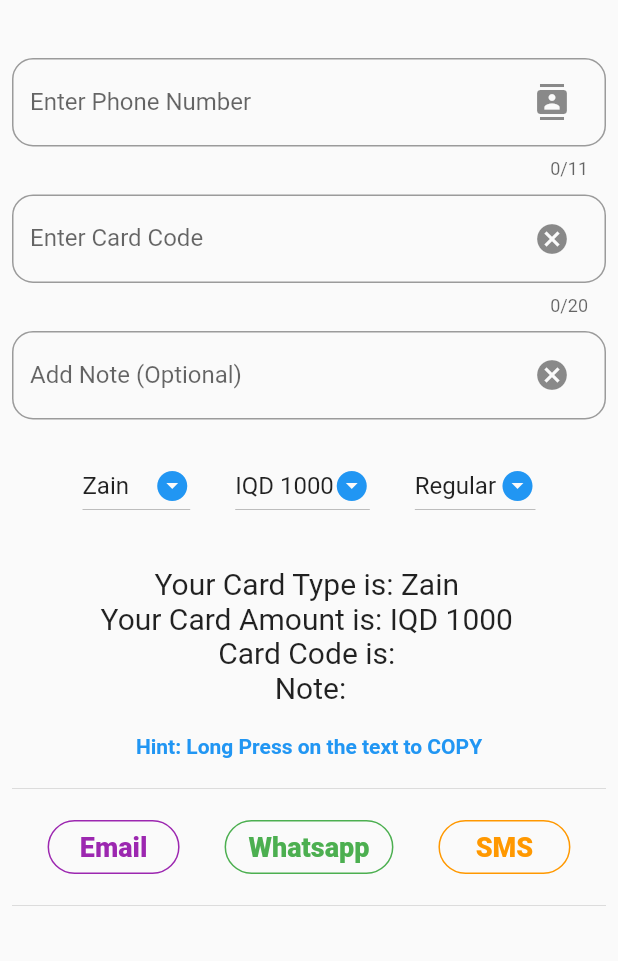
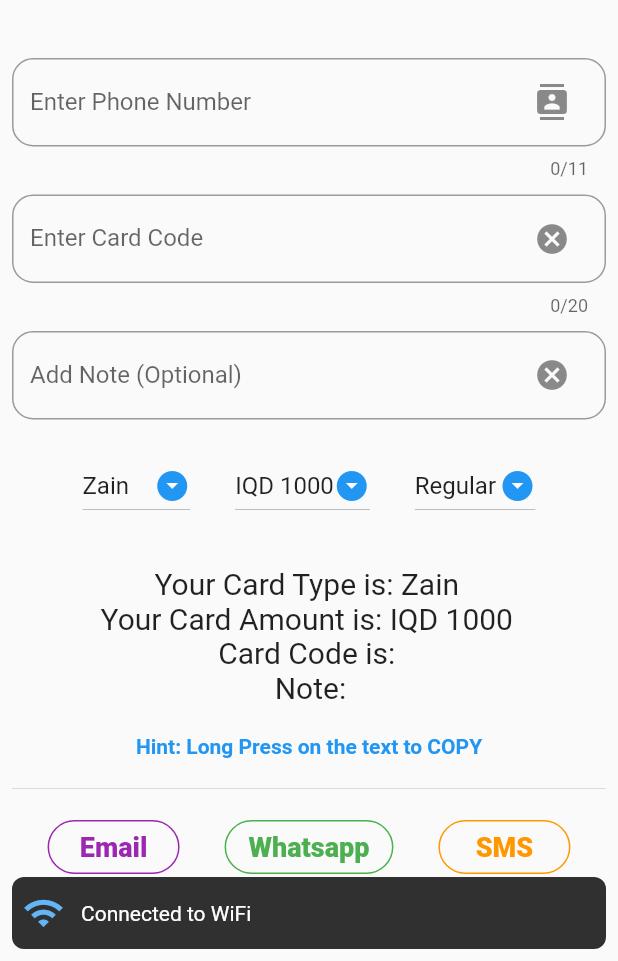
Before and after one commit to ahmedqais6/giftcard_sender, a Flutter app: the screen it shows after launch, on a phone screen of 412 x 824 dp, the part 275-1236 px from its top. Run offline on Flutter 3.47's test engine with Material 2 defaults, Android fonts, the phone set to English and light mode, and no system bars; our stand-ins replace connectivity, flushbar, splashscreen; missing offline and left inert: contact_picker, flutter_launch.

Commit message:
added flushbar, splashscreen & network checker

```diff
--- a/lib/home.dart
+++ b/lib/home.dart
@@ -3,8 +3,9 @@
 import 'package:url_launcher/url_launcher.dart';
 import 'package:flutter_launch/flutter_launch.dart';
 import 'package:contact_picker/contact_picker.dart';
-import 'package:intl/intl.dart'; // for date format
+import 'package:intl/intl.dart';
 import 'package:connectivity/connectivity.dart';
+import 'package:flushbar/flushbar.dart';
 
 class Home extends StatefulWidget {
   @override
@@ -30,6 +31,7 @@
 
   @override
   initState() {
+    checkConnectivity();
     _tabController = TabController(length: 2, vsync: this);
     super.initState();
   }
@@ -77,11 +79,41 @@
   checkConnectivity() async {
     var connectivityResult = await (Connectivity().checkConnectivity());
     if (connectivityResult == ConnectivityResult.none) {
-      Text("You Don't have a network Connection");
+      Flushbar(
+        margin: EdgeInsets.all(8),
+        borderRadius: 8,
+        message: "No Network Connection",
+        icon: Icon(
+          Icons.signal_wifi_off,
+          size: 28.0,
+          color: Colors.blue[300],
+        ),
+        duration: Duration(seconds: 10),
+      )..show(context);
     } else if (connectivityResult == ConnectivityResult.mobile) {
-      Text("You have 3G Connection");
+      Flushbar(
+        margin: EdgeInsets.all(8),
+        borderRadius: 8,
+        message: "Connected to Mobile Data",
+        icon: Icon(
+          Icons.wifi_tethering,
+          size: 28.0,
+          color: Colors.blue[300],
+        ),
+        duration: Duration(seconds: 5),
+      )..show(context);
     } else if (connectivityResult == ConnectivityResult.wifi) {
-      Text("You have WifI Connection");
+      Flushbar(
+        margin: EdgeInsets.all(8),
+        borderRadius: 8,
+        message: "Connected to WiFi",
+        icon: Icon(
+          Icons.wifi,
+          size: 28.0,
+          color: Colors.blue[300],
+        ),
+        duration: Duration(seconds: 5),
+      )..show(context);
     }
   }
 
@@ -234,7 +266,6 @@
                           suffixIcon: Padding(
                             padding:
                                 const EdgeInsetsDirectional.only(end: 12.0),
-
                             child: IconButton(
                               icon: Icon(Icons.contacts),
                               onPressed: () {
@@ -269,7 +300,6 @@
                           suffixIcon: Padding(
                             padding:
                                 const EdgeInsetsDirectional.only(end: 12.0),
-
                             child: IconButton(
                               icon: Icon(Icons.cancel),
                               onPressed: () {
--- a/pubspec.yaml
+++ b/pubspec.yaml
@@ -25,6 +25,9 @@
   contact_picker: ^0.0.2
   flutter_html_view: ^0.5.12
   connectivity: ^0.4.4
+  shared_preferences: ^0.5.3+4
+  flushbar: ^1.9.0
+  splashscreen: ^1.2.0
   flutter_localizations:
     sdk: flutter
 
@@ -55,7 +58,7 @@
   assets:
    - lang/en.json
    - lang/ar.json
-  #  - images/a_dot_ham.jpeg
+   - assets/icon/icon.png
 
   # An image asset can refer to one or more resolution-specific "variants", see
   # https://flutter.dev/assets-and-images/#resolution-aware.
```
Also changed, not shown: lib/main.dart (+27 -1 lines), pubspec.lock.
